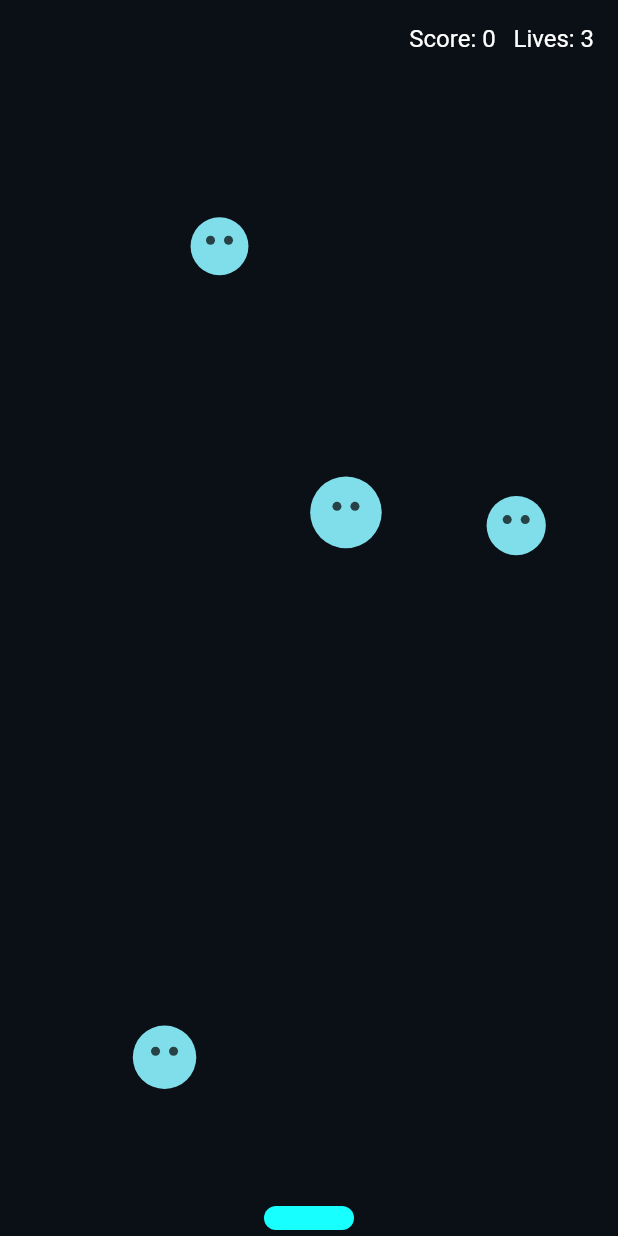
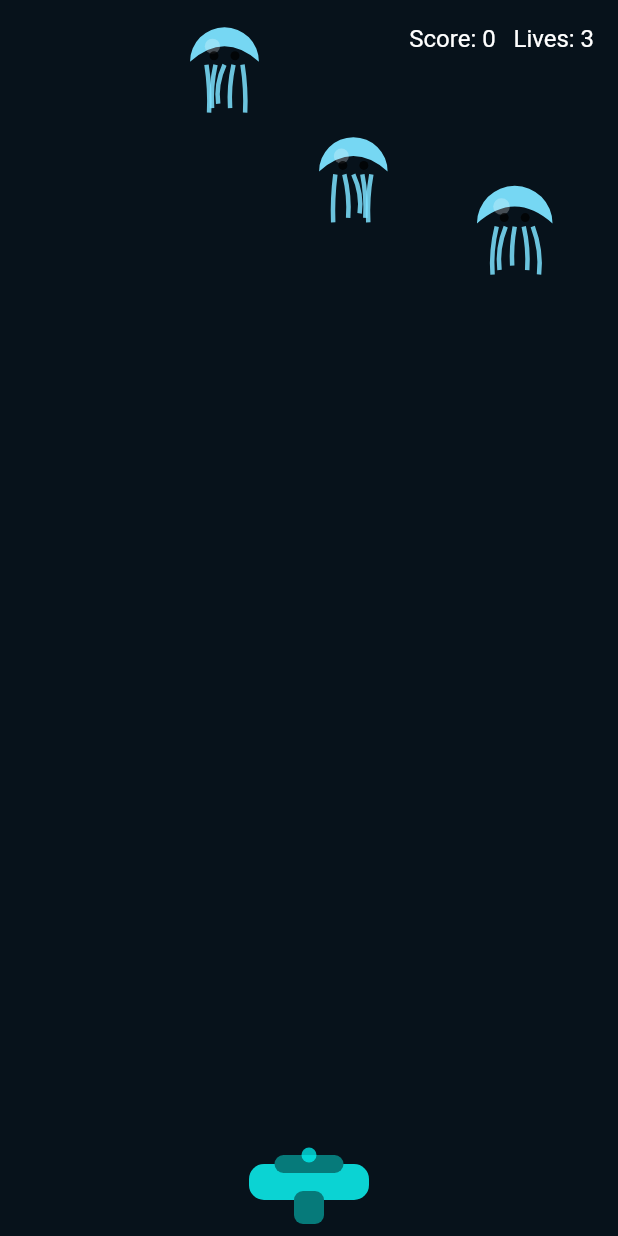
Before and after one commit to rsodmofu/Alien-Blaster-Ultimate, a Flutter app: the screen it shows after launch, after a tap on "Restart", on a phone screen of 412 x 824 dp. Run offline on Flutter 3.47's test engine with Material 3 defaults, Android fonts, the phone set to English and light mode, and no system bars.

Commit message:
Update main.dart

```diff
--- a/lib/main.dart
+++ b/lib/main.dart
@@ -26,10 +26,12 @@ class _GamePageState extends State<GamePage>
   // Entities
   final List<_Jelly> _jellies = [];
   final List<_Bullet> _bullets = [];
+  final List<_Laser> _lasers = [];
 
-  // Spawning/Schwierigkeit
+  // Spawning/Schwierigkeit (entschärft)
   double _spawnTimer = 0;
-  double _spawnInterval = 1.2;
+  double _spawnInterval = 1.6; // am Anfang gemütlicher
+  int _maxJellies = 5;         // nicht zu viele gleichzeitig
 
   Size? _lastSize;
 
@@ -44,34 +46,67 @@ class _GamePageState extends State<GamePage>
     _elapsed += dtSec;
     _spawnTimer += dtSec;
 
-    // Schwierigkeit anziehen
-    if (_elapsed > 10) _spawnInterval = 0.9;
-    if (_elapsed > 25) _spawnInterval = 0.6;
-    if (_elapsed > 45) _spawnInterval = 0.45;
+    // Schwierigkeit langsamer anziehen
+    if (_elapsed > 20) {
+      _spawnInterval = 1.2;
+      _maxJellies = 6;
+    }
+    if (_elapsed > 40) {
+      _spawnInterval = 1.0;
+      _maxJellies = 7;
+    }
+    if (_elapsed > 70) {
+      _spawnInterval = 0.85;
+      _maxJellies = 8;
+    }
 
-    // Spawnen
-    if (_spawnTimer >= _spawnInterval) {
+    // Spawnen (nur bis _maxJellies)
+    if (_spawnTimer >= _spawnInterval && _jellies.length < _maxJellies) {
       _spawnTimer = 0;
       final size = _lastSize ?? const Size(400, 800);
-      final x = _rng.nextDouble() * (size.width - 40) + 20;
-      _jellies.add(_Jelly(x: x, y: -30, speed: 60 + _rng.nextDouble() * 70));
+      final x = _rng.nextDouble() * (size.width - 60) + 30;
+      _jellies.add(
+        _Jelly(
+          x: x,
+          y: -40,
+          speed: 28 + _rng.nextDouble() * 22, // VIEL langsamer
+        ),
+      );
     }
 
     // Bewegung
     for (final j in _jellies) {
       j.y += j.speed * dtSec;
-      j.wave += dtSec * 4;
+      j.wave += dtSec * 3.2;
+      j.tentacleWiggle += dtSec * 5;
     }
     for (final b in _bullets) {
       b.x += b.vx * b.speed * dtSec;
       b.y += b.vy * b.speed * dtSec;
     }
+    for (final l in _lasers) {
+      l.timeLeft -= dtSec;
+    }
 
-    // Kollisionen
+    // Laser-Kollision (breiter Strahl)
+    for (final l in _lasers) {
+      if (l.timeLeft <= 0) continue;
+      for (final j in _jellies) {
+        if (j.dead) continue;
+        if (_pointToSegmentDistance(
+                Offset(j.x, j.y), l.from, l.to) <
+            26) {
+          j.dead = true;
+          _score += 10;
+        }
+      }
+    }
+
+    // Bullet-Kollision
     for (final b in _bullets) {
       for (final j in _jellies) {
         if (!j.dead &&
-            (Offset(b.x, b.y) - Offset(j.x, j.y)).distance < 28) {
+            (Offset(b.x, b.y) - Offset(j.x, j.y)).distance < 26) {
           j.dead = true;
           b.hit = true;
           _score += 10;
@@ -83,12 +118,13 @@ class _GamePageState extends State<GamePage>
     // Aufräumen
     _jellies.removeWhere((j) => j.dead);
     _bullets.removeWhere(
-        (b) => b.hit || b.y < -50 || b.y > (_lastSize?.height ?? 9999) + 50);
+        (b) => b.hit || b.y < -60 || b.y > (_lastSize?.height ?? 9999) + 60);
+    _lasers.removeWhere((l) => l.timeLeft <= 0);
 
     // Leben verlieren, wenn Jelly unten ankommt
     final size = _lastSize;
     if (size != null) {
-      final escaped = _jellies.where((j) => j.y > size.height + 20).toList();
+      final escaped = _jellies.where((j) => j.y > size.height + 24).toList();
       if (escaped.isNotEmpty) {
         _jellies.removeWhere((j) => escaped.contains(j));
         _lives -= escaped.length;
@@ -124,22 +160,30 @@ class _GamePageState extends State<GamePage>
     _score = 0;
     _lives = 3;
     _spawnTimer = 0;
-    _spawnInterval = 1.2;
+    _spawnInterval = 1.6;
+    _maxJellies = 5;
     _jellies.clear();
     _bullets.clear();
+    _lasers.clear();
     _ticker.start();
   }
 
   void _shoot(Offset tap, Size size) {
-    final origin = Offset(size.width / 2, size.height - 20);
+    // Laser-Pistole unten Mitte
+    final origin = Offset(size.width / 2, size.height - 36);
     final dir = tap - origin;
     final n = dir.distance == 0 ? const Offset(0, -1) : dir / dir.distance;
+
+    // 1) kurzer LASER-Strahl (sichtbar + trifft sofort)
+    _lasers.add(_Laser(from: origin, to: tap, timeLeft: 0.12));
+
+    // 2) zusätzlich ein Projektil (fühlt sich „gamey“ an)
     _bullets.add(_Bullet(
-      x: origin.dx,
-      y: origin.dy,
+      x: origin.dx + n.dx * 28,
+      y: origin.dy + n.dy * 28,
       vx: n.dx,
       vy: n.dy,
-      speed: 420,
+      speed: 360, // etwas langsamer als vorher
     ));
   }
 
@@ -161,6 +205,7 @@ class _GamePageState extends State<GamePage>
           painter: _GamePainter(
             jellies: _jellies,
             bullets: _bullets,
+            lasers: _lasers,
             score: _score,
             lives: _lives,
           ),
@@ -168,13 +213,25 @@ class _GamePageState extends State<GamePage>
       );
     });
   }
+
+  // Abstand Punkt -> Liniensegment (für Laser-Hit)
+  double _pointToSegmentDistance(Offset p, Offset a, Offset b) {
+    final ap = p - a;
+    final ab = b - a;
+    final t = (ap.dx * ab.dx + ap.dy * ab.dy) /
+        (ab.dx * ab.dx + ab.dy * ab.dy);
+    final tt = t.clamp(0.0, 1.0);
+    final proj = Offset(a.dx + ab.dx * tt, a.dy + ab.dy * tt);
+    return (p - proj).distance;
+  }
 }
 
 class _Jelly {
-  double x, y, speed, wave;
+  double x, y, speed, wave, tentacleWiggle;
   bool dead = false;
   _Jelly({required this.x, required this.y, required this.speed})
-      : wave = 0;
+      : wave = 0,
+        tentacleWiggle = 0;
 }
 
 class _Bullet {
@@ -188,15 +245,23 @@ class _Bullet {
       required this.speed});
 }
 
+class _Laser {
+  Offset from, to;
+  double timeLeft; // Sekunden
+  _Laser({required this.from, required this.to, required this.timeLeft});
+}
+
 class _GamePainter extends CustomPainter {
   final List<_Jelly> jellies;
   final List<_Bullet> bullets;
+  final List<_Laser> lasers;
   final int score;
   final int lives;
 
   _GamePainter(
       {required this.jellies,
       required this.bullets,
+      required this.lasers,
       required this.score,
       required this.lives});
 
@@ -204,37 +269,45 @@ class _GamePainter extends CustomPainter {
   void paint(Canvas canvas, Size size) {
     // Hintergrund
     canvas.drawRect(
-        Offset.zero & size, Paint()..color = const Color(0xFF0B0F16));
+        Offset.zero & size, Paint()..color = const Color(0xFF07121B));
 
-    // Gun (unten Mitte)
-    final gun = Paint()..color = Colors.cyanAccent;
-    canvas.drawRRect(
-      RRect.fromRectAndRadius(
-          Rect.fromCenter(
-              center: Offset(size.width / 2, size.height - 12),
-              width: 60,
-              height: 16),
-          const Radius.circular(8)),
-      gun,
-    );
+    // Laser-Pistole (sichtbar & nicer)
+    _drawGun(canvas, size);
 
-    // Jellies
-    final jellyPaint = Paint()..color = const Color(0xFF80DEEA);
+    // Laserstrahlen
+    for (final l in lasers) {
+      final alpha = (l.timeLeft / 0.12).clamp(0.0, 1.0);
+      final laserPaint = Paint()
+        ..shader = const LinearGradient(colors: [
+          Color(0xFF00FFFF),
+          Color(0xFFFF2E80),
+        ]).createShader(Rect.fromPoints(l.from, l.to))
+        ..strokeWidth = 6
+        ..strokeCap = StrokeCap.round
+        ..style = PaintingStyle.stroke
+        ..color = Colors.white.withOpacity(0.6 * alpha);
+      canvas.drawLine(l.from, l.to, laserPaint);
+      // heller Kern
+      final core = Paint()
+        ..color = Colors.white.withOpacity(0.8 * alpha)
+        ..strokeWidth = 2.5
+        ..strokeCap = StrokeCap.round
+        ..style = PaintingStyle.stroke;
+      canvas.drawLine(l.from, l.to, core);
+    }
+
+    // Jellies (mit Schirm + Tentakeln)
     for (final j in jellies) {
-      final wobbleX = sin(j.wave) * 6;
-      final r = 22 + sin(j.wave * 1.3) * 3;
-      final center = Offset(j.x + wobbleX, j.y);
-      canvas.drawCircle(center, r, jellyPaint);
-
-      final eye = Paint()..color = Colors.black.withOpacity(0.7);
-      canvas.drawCircle(Offset(center.dx - 6, center.dy - 4), 3, eye);
-      canvas.drawCircle(Offset(center.dx + 6, center.dy - 4), 3, eye);
+      _drawJelly(canvas, j);
     }
 
     // Bullets
-    final bulletPaint = Paint()..color = Colors.pinkAccent;
+    final bulletPaint = Paint()..color = const Color(0xFFFF2E80);
     for (final b in bullets) {
       canvas.drawCircle(Offset(b.x, b.y), 4, bulletPaint);
+      // kleines Mündungs-Glow
+      canvas.drawCircle(Offset(b.x, b.y), 8,
+          Paint()..color = const Color(0xFFFF2E80).withOpacity(0.25));
     }
 
     // HUD
@@ -246,6 +319,73 @@ class _GamePainter extends CustomPainter {
     tp.paint(canvas, Offset(size.width - tp.width - 16, 16));
   }
 
+  void _drawGun(Canvas canvas, Size size) {
+    final baseY = size.height - 36;
+    final gunBody = RRect.fromRectAndRadius(
+        Rect.fromCenter(center: Offset(size.width / 2, baseY), width: 80, height: 24),
+        const Radius.circular(10));
+    final barrel = RRect.fromRectAndRadius(
+        Rect.fromCenter(center: Offset(size.width / 2, baseY - 12), width: 46, height: 12),
+        const Radius.circular(6));
+    final grip = RRect.fromRectAndRadius(
+        Rect.fromLTWH(size.width / 2 - 10, baseY + 6, 20, 22),
+        const Radius.circular(6));
+
+    final paintBody = Paint()..color = const Color(0xFF0BD3D3);
+    final paintDark = Paint()..color = const Color(0xFF067A7A);
+
+    canvas.drawRRect(gunBody, paintBody);
+    canvas.drawRRect(barrel, paintDark);
+    canvas.drawRRect(grip, paintDark);
+    // kleines Leuchten vorne
+    canvas.drawCircle(Offset(size.width / 2, baseY - 18),
+        5, Paint()..color = const Color(0xFF00FFFF).withOpacity(0.7));
+  }
+
+  void _drawJelly(Canvas canvas, _Jelly j) {
+    final bodyColor = const Color(0xFF7CE2FF);
+    final body = Paint()..color = bodyColor.withOpacity(0.95);
+    final shine = Paint()..color = Colors.white.withOpacity(0.25);
+
+    // Glocke (Schirm)
+    final wobbleX = sin(j.wave) * 5;
+    final center = Offset(j.x + wobbleX, j.y);
+    final r = 24 + sin(j.wave * 1.4) * 2.5;
+
+    final path = Path()
+      ..moveTo(center.dx - r, center.dy)
+      ..quadraticBezierTo(center.dx, center.dy - r * 0.9,
+          center.dx + r, center.dy)
+      ..arcToPoint(Offset(center.dx - r, center.dy),
+          clockwise: false, radius: Radius.circular(r));
+    canvas.drawPath(path, body);
+
+    // Highlights
+    canvas.drawCircle(Offset(center.dx - r * 0.35, center.dy - r * 0.45),
+        r * 0.22, shine);
+
+    // Augen
+    final eye = Paint()..color = Colors.black.withOpacity(0.75);
+    canvas.drawCircle(Offset(center.dx - 7, center.dy - 4), 3, eye);
+    canvas.drawCircle(Offset(center.dx + 7, center.dy - 4), 3, eye);
+
+    // Tentakel (schwingend)
+    final tPaint = Paint()
+      ..color = bodyColor.withOpacity(0.85)
+      ..strokeWidth = 3
+      ..style = PaintingStyle.stroke;
+    for (int i = -2; i <= 2; i++) {
+      final base = Offset(center.dx + i * 6, center.dy + 2);
+      final len = 26 + (i.abs() * 3);
+      final sway = sin(j.tentacleWiggle + i) * 6;
+      final ctrl = Offset(base.dx + sway, base.dy + len * 0.5);
+      final end = Offset(base.dx + sway * 0.7, base.dy + len);
+      final p = Path()..moveTo(base.dx, base.dy);
+      p.quadraticBezierTo(ctrl.dx, ctrl.dy, end.dx, end.dy);
+      canvas.drawPath(p, tPaint);
+    }
+  }
+
   @override
   bool shouldRepaint(covariant _GamePainter oldDelegate) => true;
 }
```
